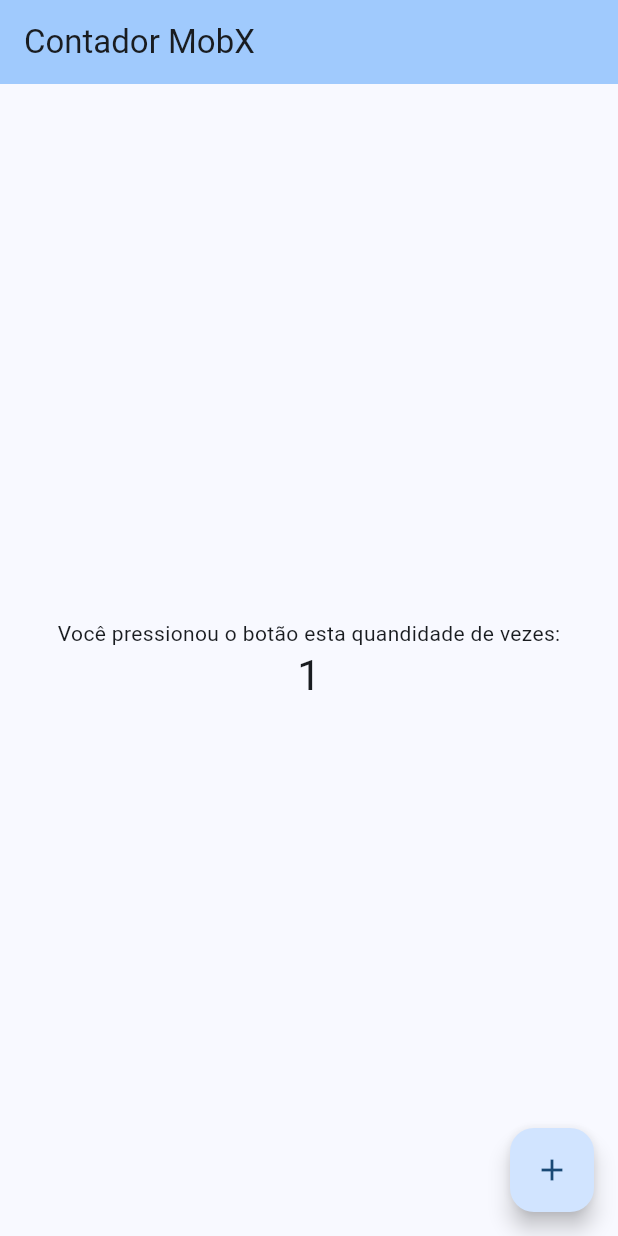
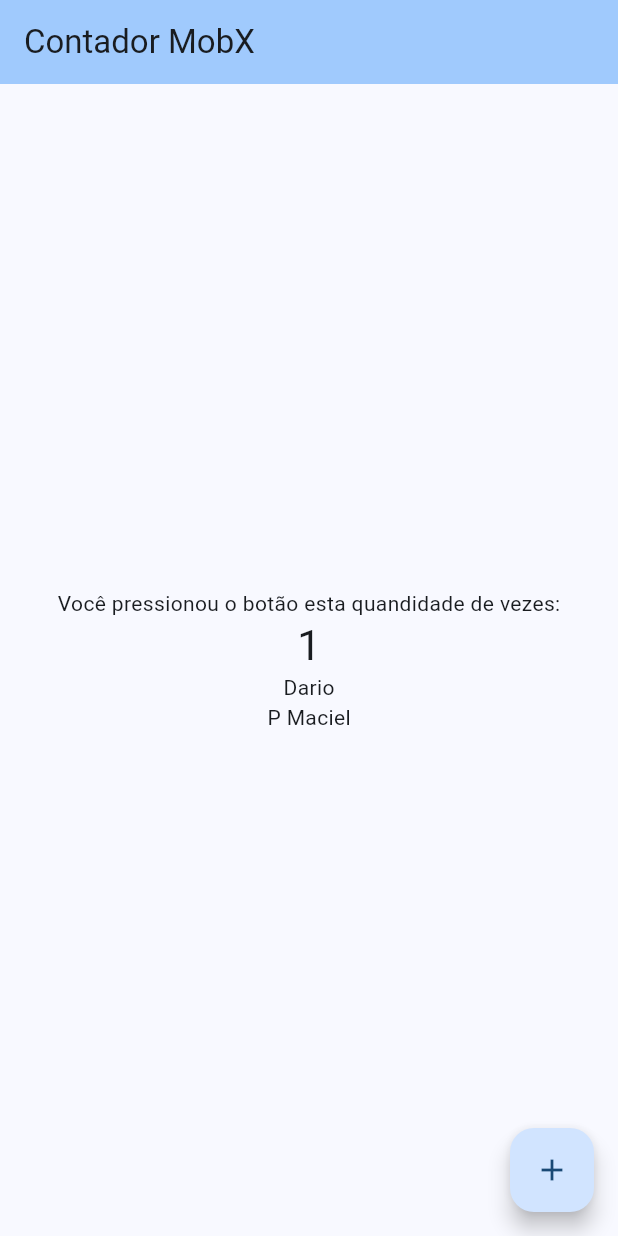
Before and after one commit to dariopmaciel/mobx_imc, a Flutter app: the screen it shows after launch, after a tap on the "add" icon, on a phone screen of 412 x 824 dp. Run offline on Flutter 3.47's test engine with Material 3 defaults, Android fonts, the phone set to English and light mode, and no system bars; our stand-ins replace flutter_mobx, mobx.

```diff
--- a/lib/contador/contador_controller.dart
+++ b/lib/contador/contador_controller.dart
@@ -7,7 +7,9 @@ class ContadorController {
   //se envolve ele em um Observavel se declara o tipo e define o valor.
   //para se disponibilizar para a paagina
   //campo observavel
-  var _counter = Observable<int>(0);
+  final _counter = Observable<int>(0, name: "Counter Observable");
+  final _fullName =
+      Observable<FullName>(FullName(first: 'first', last: 'last'));
 
 //action do mobX
   late Action increment;
@@ -17,16 +19,36 @@ class ContadorController {
 
   //criado o metodo get para se extrair '_counter.value' de uma forma mais facil de usar
   int get counter => _counter.value;
+  FullName get fullName => _fullName.value;
 
-  //crial o metodo
+  //cria o metodo
   //action do mobX
   void _incrementeCounter() {
     _counter.value++;
+    print("Antes");
+    print(_fullName.value.hashCode);
+    // ! ESTE ABAIXO ESTA ERRADO
+    // ! NÃO PODE PEGAR O OBJETO E ALTERAR OS ATRIBUTOS DELE
+    // _fullName.value.first = "Dario";
+    // _fullName.value.last = "P Maciel";
+
+    // ! CORRETO
+    _fullName.value = FullName(first: "Dario", last: "P Maciel");
+    print("Depois");
+    print(_fullName.value.hashCode);
   }
 
-
 //por não ter campo observavel , não funcina, mesmo podendo ser implementado na tela
-   void incrementX() {
+  void incrementX() {
     _counter.value++;
   }
 }
+
+class FullName {
+  String first;
+  String last;
+  FullName({
+    required this.first,
+    required this.last,
+  });
+}
--- a/lib/contador/contador_page.dart
+++ b/lib/contador/contador_page.dart
@@ -19,17 +19,27 @@ class ContadorPage extends StatelessWidget {
           mainAxisAlignment: MainAxisAlignment.center,
           children: <Widget>[
             const Text('Você pressionou o botão esta quandidade de vezes:'),
-            Observer(builder: (BuildContext context) {
-              return Text(
-                '${controller.counter}',
-                style: Theme.of(context).textTheme.headlineMedium,
-              );
+            Observer(
+              builder: (BuildContext context) {
+                return Text(
+                  '${controller.counter}',
+                  style: Theme.of(context).textTheme.headlineMedium,
+                );
+              },
+            ),
+            Observer(builder: (_) {
+              return Text(controller.fullName.first);
             }),
+            Observer(
+              builder: (_) {
+                return Text(controller.fullName.last);
+              },
+            ),
           ],
         ),
       ),
       floatingActionButton: FloatingActionButton(
-        //onPressed: ()=> controller.incrementX(),
+        // onPressed: ()=> controller.incrementX(),
         onPressed: () => controller.increment(),
         tooltip: 'Increment',
         child: const Icon(Icons.add),
```
